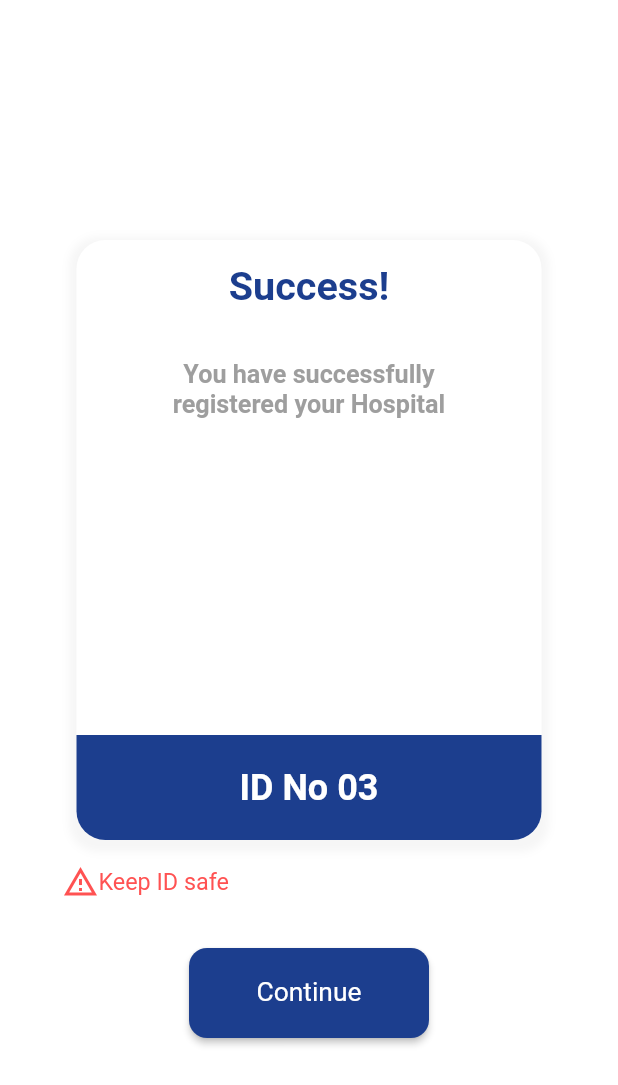
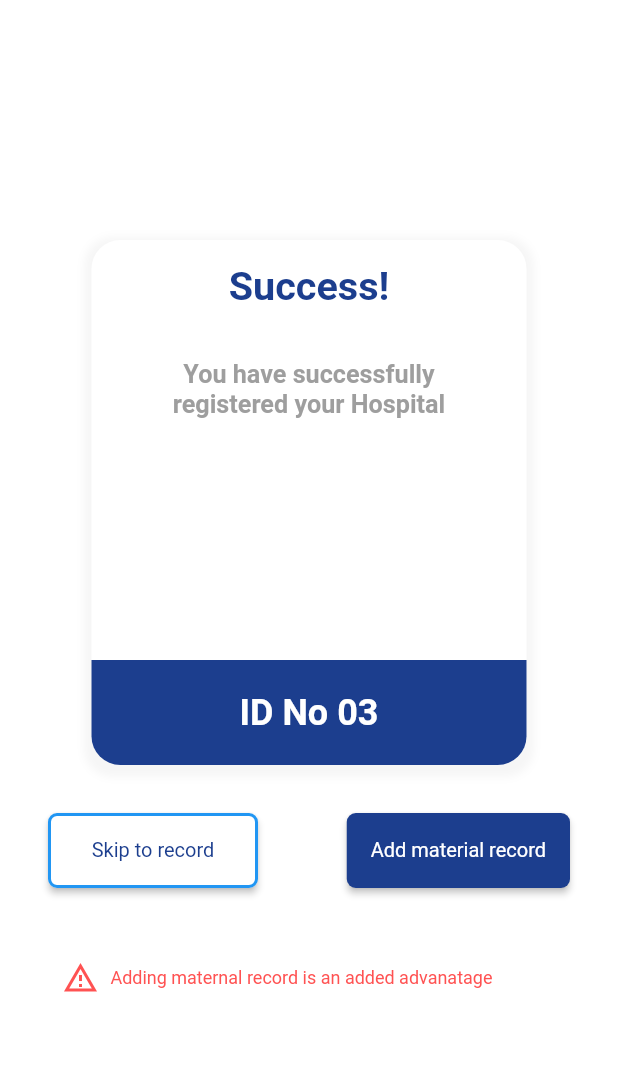
Before and after one commit to maazjnr/apgar-app-ui, a Flutter app: the ApgarScore screen opened directly, on a phone screen of 412 x 824 dp. Shown: the top 1085 px of the screen. Run offline on Flutter 3.47's test engine with Material 2 defaults, Android fonts, the phone set to English and light mode, and no system bars; our stand-ins replace curved_navigation_bar.

Commit message:
adding material record is an added

```diff
--- a/lib/screens/apgarscore.dart
+++ b/lib/screens/apgarscore.dart
@@ -18,8 +18,8 @@ class ApgarScore extends StatelessWidget {
                 height: defaultSpacing * 10,
               ),
               Container(
-                width: 310,
-                height: 400,
+                width: 290,
+                height: 350,
                 decoration: BoxDecoration(
                   borderRadius: BorderRadius.circular(defaultSpacing * 1.2),
                   color: Colors.white,
@@ -85,34 +85,52 @@ class ApgarScore extends StatelessWidget {
                 ),
               ),
               Padding(
-                padding: const EdgeInsets.only(
-                    left: defaultSpacing * 2.6, top: defaultSpacing),
+                padding: const EdgeInsets.all(defaultSpacing * 2),
                 child: Row(
+                  mainAxisAlignment: MainAxisAlignment.spaceBetween,
                   children: [
-                    Icon(
-                      Icons.warning_amber_outlined,
-                      color: Colors.redAccent,
-                    ),
-                    Text(
-                      'Keep ID safe',
-                      style: TextStyle(
-                        fontSize: defaultRadius * 1.3,
-                        color: Colors.redAccent,
-                        fontWeight: FontWeight.w400,
-                      ),
-                      textAlign: TextAlign.center,
-                    ),
-                  ],
+                    ElevatedButton(
+                      style: ButtonStyle(
+                        side: MaterialStateProperty.all(
+                          BorderSide(
+                            color: Colors
+                                .blue, // specify your desired border color here
+                            width: 2, // specify the width of the border
                           ),
                         ),
-              Padding(
-                padding: const EdgeInsets.all(defaultSpacing * 2),
-                child: ElevatedButton(
+                        minimumSize: MaterialStateProperty.all(Size(140, 50)),
+                        shape:
+                            MaterialStateProperty.all<RoundedRectangleBorder>(
+                          RoundedRectangleBorder(
+                            borderRadius:
+                                BorderRadius.circular(defaultRadius / 2),
+                          ),
+                        ),
+                        backgroundColor:
+                            MaterialStateProperty.all<Color>(secondaryLight),
+                      ),
+                      onPressed: () {
+                        Navigator.push(
+                          context,
+                          MaterialPageRoute(builder: (context) => SignUp()),
+                        );
+                      },
+                      child: Text(
+                        'Skip to record',
+                        style: TextStyle(
+                            fontSize: defaultSpacing / 1.2,
+                            fontWeight: FontWeight.w400,
+                            color: primaryDark),
+                      ),
+                    ),
+                    ElevatedButton(
                       style: ButtonStyle(
-                      minimumSize: MaterialStateProperty.all(Size(160, 60)),
-                      shape: MaterialStateProperty.all<RoundedRectangleBorder>(
+                          minimumSize: MaterialStateProperty.all(Size(140, 50)),
+                          shape:
+                              MaterialStateProperty.all<RoundedRectangleBorder>(
                                   RoundedRectangleBorder(
-                        borderRadius: BorderRadius.circular(defaultRadius),
+                            borderRadius:
+                                BorderRadius.circular(defaultRadius / 2),
                           )),
                           backgroundColor:
                               MaterialStateProperty.all<Color>(primaryDark)),
@@ -123,19 +141,44 @@ class ApgarScore extends StatelessWidget {
                         );
                       },
                       child: Text(
-                    'Continue',
+                        'Add material record',
                         style: TextStyle(
-                        fontSize: defaultSpacing * 1.1,
+                            fontSize: defaultSpacing / 1.2,
                             fontWeight: FontWeight.w400,
                             color: secondaryLight),
                       ),
+                    ),
+                  ],
+                ),
+              ),
+              Padding(
+                padding: const EdgeInsets.only(
+                    left: defaultSpacing * 2.6, top: defaultSpacing),
+                child: Row(
+                  children: [
+                    Icon(
+                      Icons.warning_amber_outlined,
+                      color: Colors.redAccent,
+                    ),
+                    Padding(
+                      padding: const EdgeInsets.only(left: defaultSpacing / 2),
+                      child: Text(
+                        'Adding maternal record is an added advanatage',
+                        style: TextStyle(
+                          fontSize: defaultRadius,
+                          color: Colors.redAccent,
+                          fontWeight: FontWeight.w400,
+                        ),
+                        textAlign: TextAlign.center,
+                      ),
+                    ),
+                  ],
                 ),
               ),
             ],
           ),
         ),
       ),
-
     );
   }
 }
```
Lines whose indentation alone changed are shown as unchanged.
